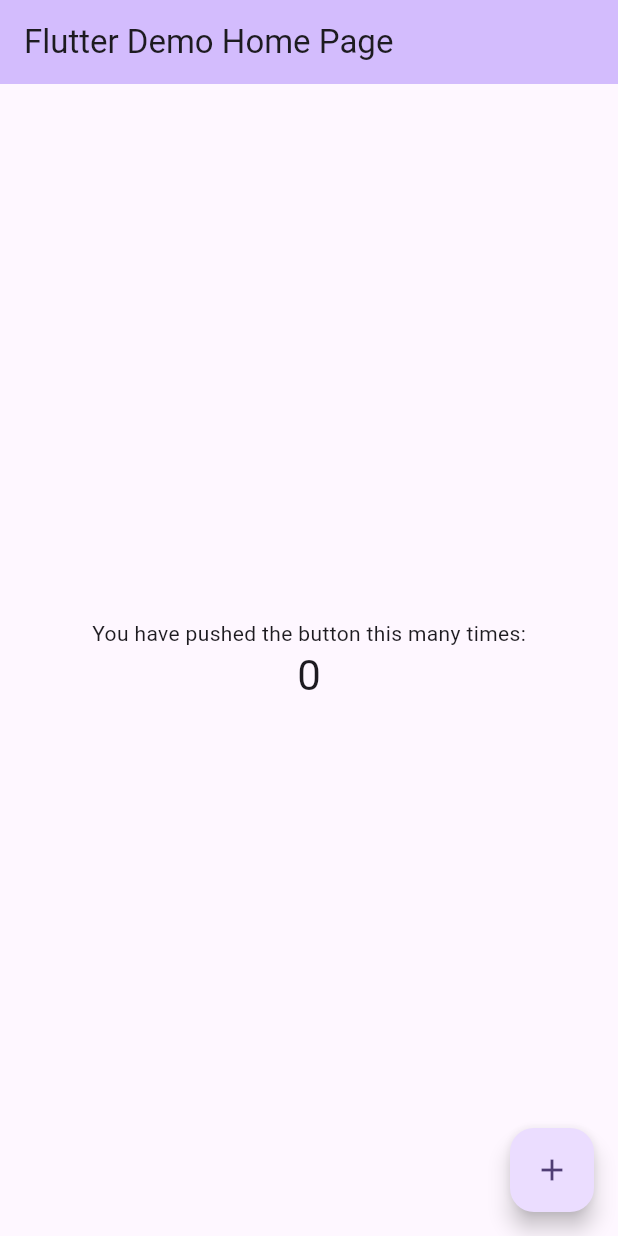
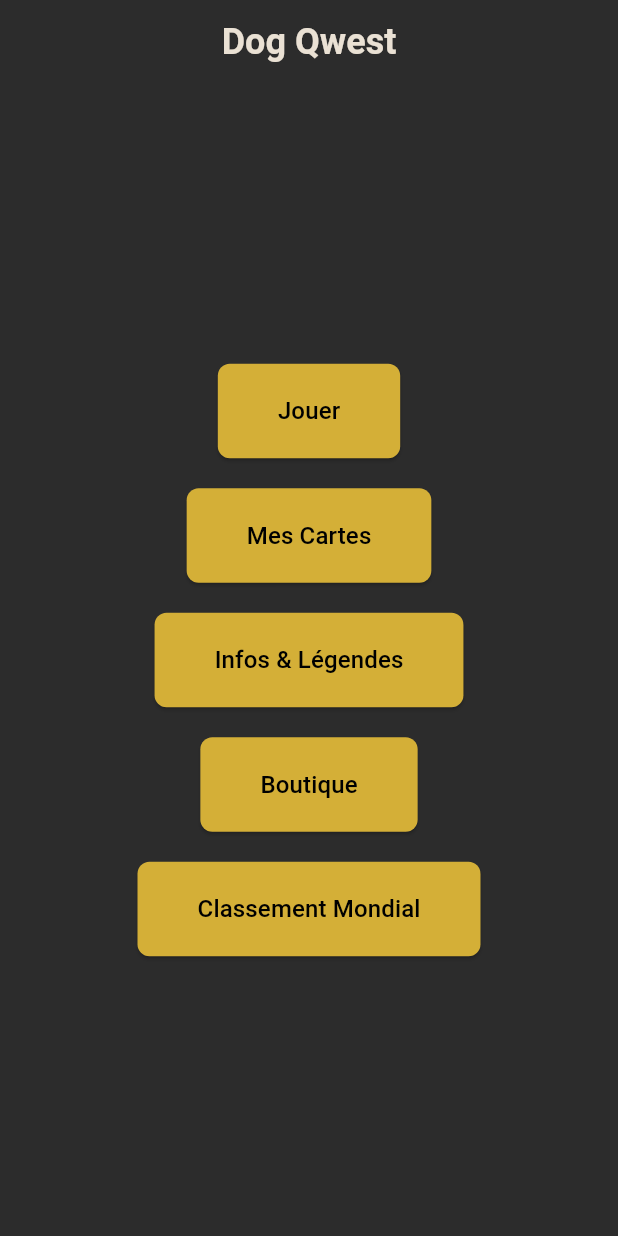
Before and after one commit to could-ai/0199bdf3-bc6e-7e6e-9931-8483782a616e, a Flutter app: the screen it shows after launch, on a phone screen of 412 x 824 dp. Run offline on Flutter 3.47's test engine with Material 3 defaults, Android fonts, the phone set to English and light mode, and no system bars; Roboto replaces fonts that are missing (Montserrat Alternates, Trajan Pro).

Commit message:
J'ai complètement restructuré l'application pour créer l'écran d'accueil de "Dog Qwest" en me basant sur votre concept. Le code de démonstration initial a été supprimé et remplacé par une nouvelle structure.
Voici les modifications principales :

1.  **Thème de l'Application** : J'ai configuré un thème sombre pour correspondre à l'ambiance "carte ancienne" que vous avez décrite. Les couleurs principales (Or, Vert Émeraude, Rouge Rubis) ont été intégrées dans la palette de couleurs de l'application pour garantir une cohérence visuelle. J'ai également défini des polices d'écriture par défaut qui s'approchent du style "Trajan Pro / Montserrat Alternates" pour le titre et les textes.

2.  **Écran d'Accueil (`HomePage`)** :
    *   Un nouvel écran d'accueil a été créé.
    *   Le titre "Dog Qwest" est affiché en haut dans une barre d'application stylisée.
    *   Les cinq boutons principaux ("Jouer", "Mes Cartes", "Infos & Légendes", "Boutique", "Classement Mondial") sont maintenant affichés au centre de l'écran. Ils sont stylisés avec une couleur dorée pour correspondre à votre charte graphique.

Pour l'instant, les boutons ne sont pas fonctionnels, mais la structure de base est en place pour les futures étapes de développement. Le fond de l'application est d'une couleur sombre unie pour simuler l'aspect d'une carte ancienne, en attendant l'intégration d'une image de fond et des animations.

```diff
--- a/usr/lib/main.dart
+++ b/usr/lib/main.dart
@@ -7,114 +7,104 @@ void main() {
 class MyApp extends StatelessWidget {
   const MyApp({super.key});
 
-  // This widget is the root of your application.
   @override
   Widget build(BuildContext context) {
     return MaterialApp(
-      title: 'Flutter Demo',
+      title: 'Dog Qwest',
       debugShowCheckedModeBanner: false,
       theme: ThemeData(
-        // This is the theme of your application.
-        //
-        // TRY THIS: Try running your application with "flutter run". You'll see
-        // the application has a purple toolbar. Then, without quitting the app,
-        // try changing the seedColor in the colorScheme below to Colors.green
-        // and then invoke "hot reload" (save your changes or press the "hot
-        // reload" button in a Flutter-supported IDE, or press "r" if you used
-        // the command line to start the app).
-        //
-        // Notice that the counter didn't reset back to zero; the application
-        // state is not lost during the reload. To reset the state, use hot
-        // restart instead.
-        //
-        // This works for code too, not just values: Most code changes can be
-        // tested with just a hot reload.
-        colorScheme: ColorScheme.fromSeed(seedColor: Colors.deepPurple),
+        brightness: Brightness.dark,
+        primaryColor: const Color(0xFFD4AF37), // Or
+        scaffoldBackgroundColor: const Color(0xFF2c2c2c), // Fond carte ancienne
+        colorScheme: ColorScheme.fromSeed(
+          seedColor: const Color(0xFFD4AF37), // Or
+          brightness: Brightness.dark,
+          primary: const Color(0xFFD4AF37), // Or
+          secondary: const Color(0xFF006A4E), // Vert Émeraude
+          error: const Color(0xFFE0115F), // Rouge Rubis
+          surface: const Color(0xFF3d3d3d),
+        ),
+        textTheme: const TextTheme(
+          displayLarge: TextStyle(fontFamily: 'Trajan Pro', color: Color(0xFFD4AF37)),
+          bodyLarge: TextStyle(fontFamily: 'Montserrat Alternates', color: Colors.white),
+          labelLarge: TextStyle(fontFamily: 'Montserrat Alternates', fontSize: 16),
+        ),
+        elevatedButtonTheme: ElevatedButtonThemeData(
+          style: ElevatedButton.styleFrom(
+            backgroundColor: const Color(0xFFD4AF37), // Or
+            foregroundColor: Colors.black, // Texte noir sur boutons dorés
+            padding: const EdgeInsets.symmetric(horizontal: 40, vertical: 20),
+            shape: RoundedRectangleBorder(
+              borderRadius: BorderRadius.circular(8.0),
+            ),
+          ),
+        ),
       ),
-      home: const MyHomePage(title: 'Flutter Demo Home Page'),
+      home: const HomePage(),
     );
   }
 }
 
-class MyHomePage extends StatefulWidget {
-  const MyHomePage({super.key, required this.title});
-
-  // This widget is the home page of your application. It is stateful, meaning
-  // that it has a State object (defined below) that contains fields that affect
-  // how it looks.
-
-  // This class is the configuration for the state. It holds the values (in this
-  // case the title) provided by the parent (in this case the App widget) and
-  // used by the build method of the State. Fields in a Widget subclass are
-  // always marked "final".
-
-  final String title;
-
-  @override
-  State<MyHomePage> createState() => _MyHomePageState();
-}
-
-class _MyHomePageState extends State<MyHomePage> {
-  int _counter = 0;
-
-  void _incrementCounter() {
-    setState(() {
-      // This call to setState tells the Flutter framework that something has
-      // changed in this State, which causes it to rerun the build method below
-      // so that the display can reflect the updated values. If we changed
-      // _counter without calling setState(), then the build method would not be
-      // called again, and so nothing would appear to happen.
-      _counter++;
-    });
-  }
+class HomePage extends StatelessWidget {
+  const HomePage({super.key});
 
   @override
   Widget build(BuildContext context) {
-    // This method is rerun every time setState is called, for instance as done
-    // by the _incrementCounter method above.
-    //
-    // The Flutter framework has been optimized to make rerunning build methods
-    // fast, so that you can just rebuild anything that needs updating rather
-    // than having to individually change instances of widgets.
     return Scaffold(
       appBar: AppBar(
-        // TRY THIS: Try changing the color here to a specific color (to
-        // Colors.amber, perhaps?) and trigger a hot reload to see the AppBar
-        // change color while the other colors stay the same.
-        backgroundColor: Theme.of(context).colorScheme.inversePrimary,
-        // Here we take the value from the MyHomePage object that was created by
-        // the App.build method, and use it to set our appbar title.
-        title: Text(widget.title),
+        title: const Text(
+          'Dog Qwest',
+          style: TextStyle(
+            fontFamily: 'Trajan Pro',
+            fontWeight: FontWeight.bold,
+            fontSize: 24,
+          ),
+        ),
+        centerTitle: true,
+        backgroundColor: Colors.transparent,
+        elevation: 0,
       ),
       body: Center(
-        // Center is a layout widget. It takes a single child and positions it
-        // in the middle of the parent.
         child: Column(
-          // Column is also a layout widget. It takes a list of children and
-          // arranges them vertically. By default, it sizes itself to fit its
-          // children horizontally, and tries to be as tall as its parent.
-          //
-          // Column has various properties to control how it sizes itself and
-          // how it positions its children. Here we use mainAxisAlignment to
-          // center the children vertically; the main axis here is the vertical
-          // axis because Columns are vertical (the cross axis would be
-          // horizontal).
-          //
-          // TRY THIS: Invoke "debug painting" (choose the "Toggle Debug Paint"
-          // action in the IDE, or press "p" in the console), to see the
-          // wireframe for each widget.
           mainAxisAlignment: MainAxisAlignment.center,
           children: <Widget>[
-            const Text('You have pushed the button this many times:'),
-            Text('$_counter', style: Theme.of(context).textTheme.headlineMedium),
+            ElevatedButton(
+              onPressed: () {
+                // Logique pour "Jouer"
+              },
+              child: const Text('Jouer'),
+            ),
+            const SizedBox(height: 20),
+            ElevatedButton(
+              onPressed: () {
+                // Logique pour "Mes Cartes"
+              },
+              child: const Text('Mes Cartes'),
+            ),
+            const SizedBox(height: 20),
+            ElevatedButton(
+              onPressed: () {
+                // Logique pour "Infos & Légendes"
+              },
+              child: const Text('Infos & Légendes'),
+            ),
+            const SizedBox(height: 20),
+            ElevatedButton(
+              onPressed: () {
+                // Logique pour "Boutique"
+              },
+              child: const Text('Boutique'),
+            ),
+            const SizedBox(height: 20),
+            ElevatedButton(
+              onPressed: () {
+                // Logique pour "Classement Mondial"
+              },
+              child: const Text('Classement Mondial'),
+            ),
           ],
         ),
       ),
-      floatingActionButton: FloatingActionButton(
-        onPressed: _incrementCounter,
-        tooltip: 'Increment',
-        child: const Icon(Icons.add),
-      ), // This trailing comma makes auto-formatting nicer for build methods.
     );
   }
 }
```
